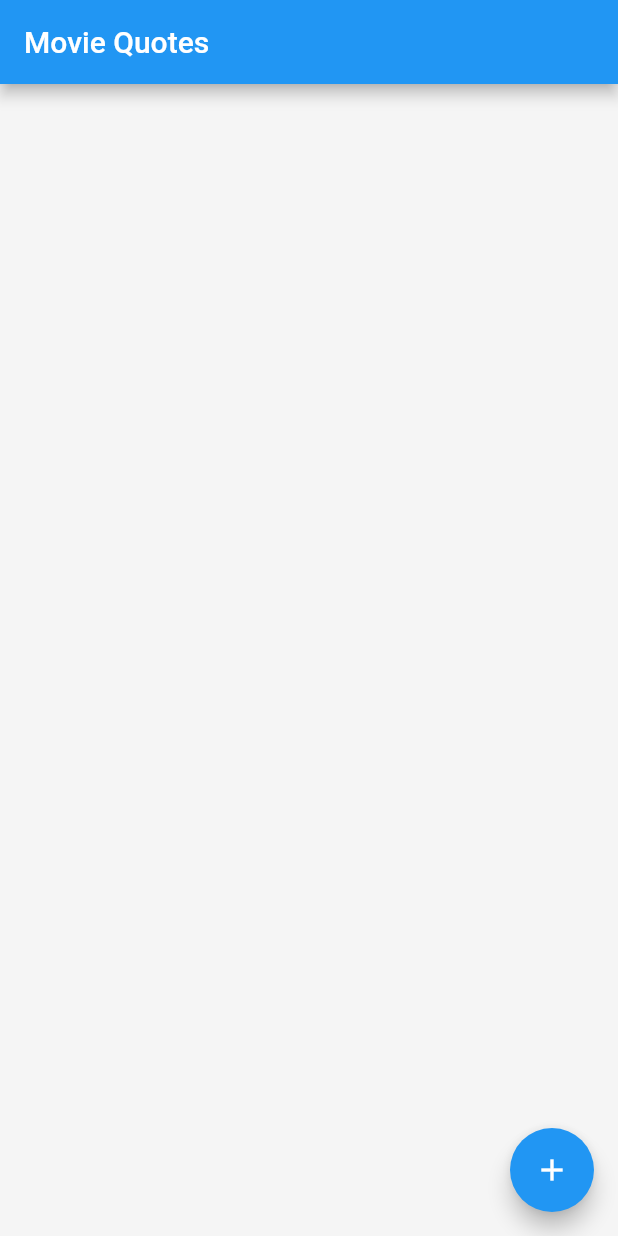
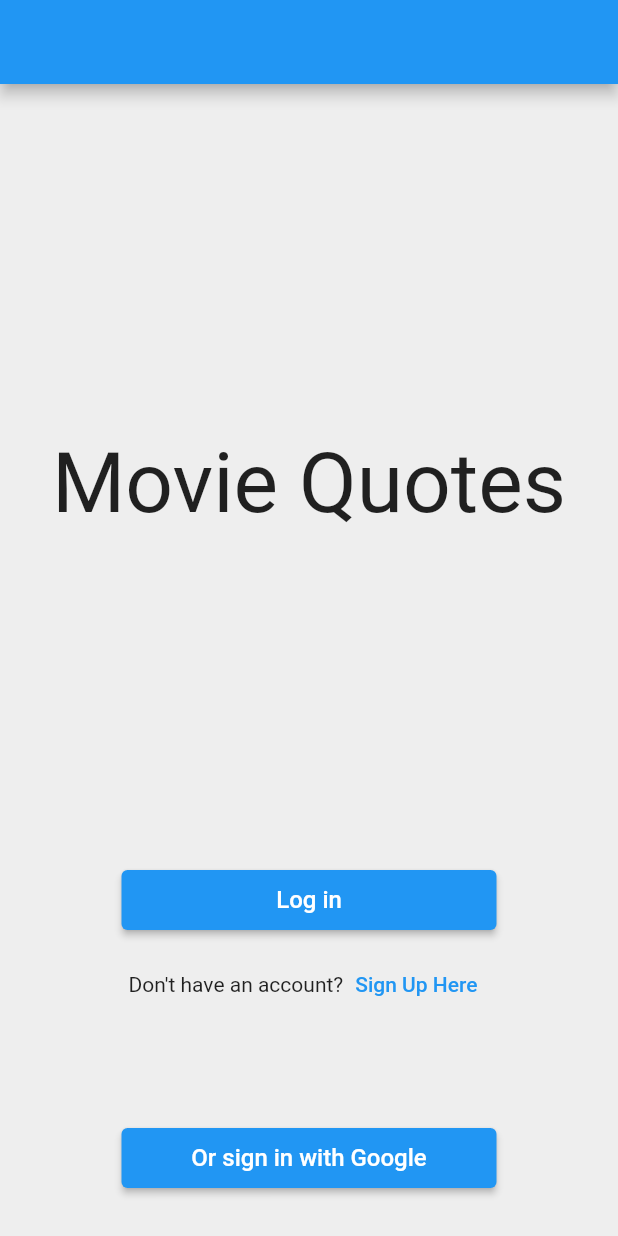
Before and after one commit to rhit-yiny1/movie-quotes, a Flutter app: the screen it shows after launch, on a phone screen of 412 x 824 dp. Run offline on Flutter 3.47's test engine with Material 2 defaults, Android fonts, the phone set to English and light mode, and no system bars; our stand-ins replace cloud_firestore, email_validator, firebase_auth, firebase_core; accounts and stored records are empty; Roboto replaces fonts that are missing (Rowdies).

Commit message:
auth stuff

```diff
--- a/movie_quotes/lib/main.dart
+++ b/movie_quotes/lib/main.dart
@@ -1,4 +1,5 @@
 import 'package:flutter/material.dart';
+import 'package:movie_quotes/pages/login_front_page.dart';
 import 'package:movie_quotes/pages/movie_quotes_list_page.dart';
 import 'package:firebase_core/firebase_core.dart';
 import 'firebase_options.dart';
@@ -22,7 +23,7 @@
       theme: ThemeData(
         primarySwatch: Colors.blue,
       ),
-      home: const MovieQuoteListPage(),
+      home: const LoginFrontPage(),
     );
   }
 }
--- /dev/null
+++ b/movie_quotes/lib/pages/login_front_page.dart
@@ -0,0 +1,108 @@
+import 'package:flutter/material.dart';
+import 'package:flutter/src/widgets/container.dart';
+import 'package:flutter/src/widgets/framework.dart';
+
+import 'email_password_with_page.dart';
+
+class LoginFrontPage extends StatefulWidget {
+  const LoginFrontPage({super.key});
+
+  @override
+  State<LoginFrontPage> createState() => _LoginFrontPageState();
+}
+
+class _LoginFrontPageState extends State<LoginFrontPage> {
+  @override
+  Widget build(BuildContext context) {
+    return Scaffold(
+      appBar: AppBar(),
+      backgroundColor: Colors.grey[200],
+      body: Padding(
+        padding: const EdgeInsets.all(20.0),
+        child: Column(
+          children: [
+            const Expanded(
+              child: Center(
+                child: Text(
+                  "Movie Quotes",
+                  style: TextStyle(
+                    fontFamily: "Rowdies",
+                    fontSize: 56.0,
+                  ),
+                ),
+              ),
+            ),
+            LoginButton(
+              title: "Log in",
+              callback: () {
+                print("TODO: Go to the next page to log in");
+                Navigator.push(
+                  context,
+                  MaterialPageRoute(
+                    builder: (BuildContext context) {
+                      return const EmailPasswordAuthPage(isNewUser: false);
+                    },
+                  ),
+                );
+              },
+            ),
+            Row(
+              mainAxisAlignment: MainAxisAlignment.center,
+              children: [
+                const Text("Don't have an account?"),
+                TextButton(
+                  onPressed: () {
+                    print("TODO: Go to the next page to create an account in");
+                    Navigator.push(
+                      context,
+                      MaterialPageRoute(
+                        builder: (BuildContext context) {
+                          return const EmailPasswordAuthPage(isNewUser: true);
+                        },
+                      ),
+                    );
+                  },
+                  child: const Text("Sign Up Here"),
+                ),
+              ],
+            ),
+            const SizedBox(
+              height: 60.0,
+            ),
+            LoginButton(
+                title: "Or sign in with Google",
+                callback: () {
+                  print(
+                      "TODO: Log in using Firebase Auth and an OAuth provider (like Google)");
+                })
+          ],
+        ),
+      ),
+    );
+  }
+}
+
+class LoginButton extends StatelessWidget {
+  final String title;
+  final Function() callback;
+  const LoginButton({
+    required this.title,
+    required this.callback,
+    super.key,
+  });
+
+  @override
+  Widget build(BuildContext context) {
+    return Container(
+        height: 40.0,
+        width: 250.0,
+        margin: const EdgeInsets.all(12.0),
+        child: ElevatedButton(
+          onPressed: callback,
+          child: Text(
+            title,
+            style: const TextStyle(fontSize: 16.0),
+          ),
+        ));
+  }
+}
--- a/movie_quotes/pubspec.yaml
+++ b/movie_quotes/pubspec.yaml
@@ -33,6 +33,7 @@
     sdk: flutter
 
 
+
   # The following adds the Cupertino Icons font to your application.
   # Use with the CupertinoIcons class for iOS style icons.
   cupertino_icons: ^1.0.2
@@ -40,6 +41,7 @@
   firebase_analytics: ^10.1.0
   firebase_auth: ^4.2.5
   cloud_firestore: ^4.3.1
+  email_validator: ^2.1.17
 
 dev_dependencies:
   flutter_test:
```
Also changed, not shown: movie_quotes/lib/managers/auth_manager.dart (added, +117 -0 lines), movie_quotes/lib/pages/email_password_auth_page.dart (added, +126 -0 lines), movie_quotes/pubspec.lock.
